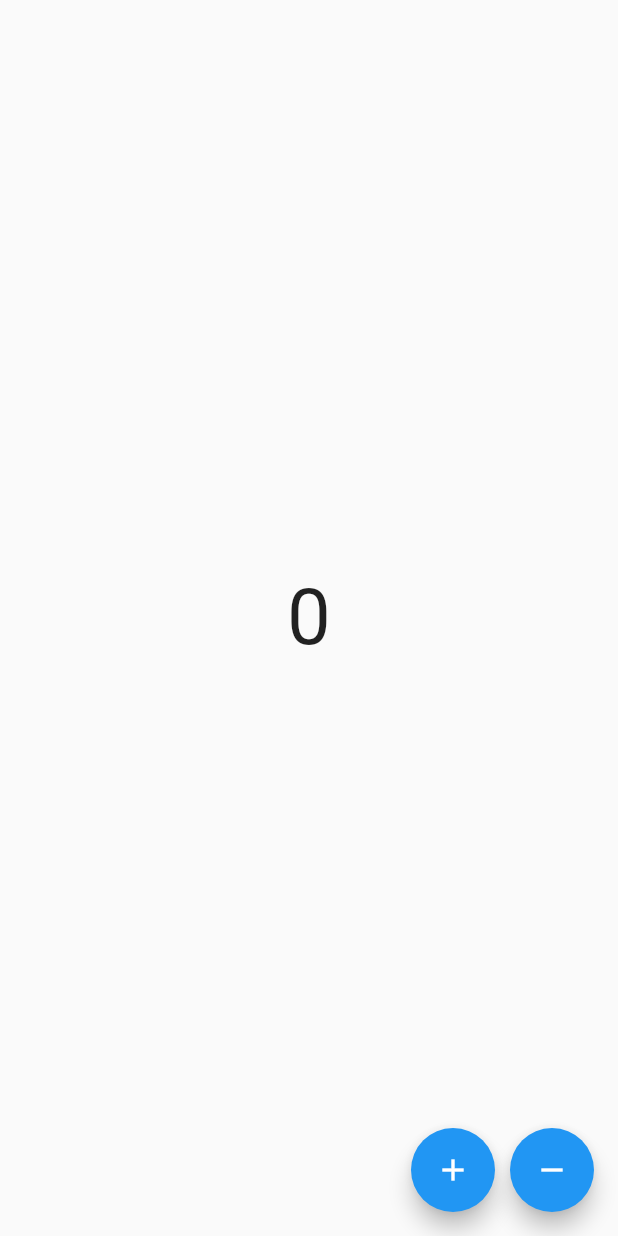
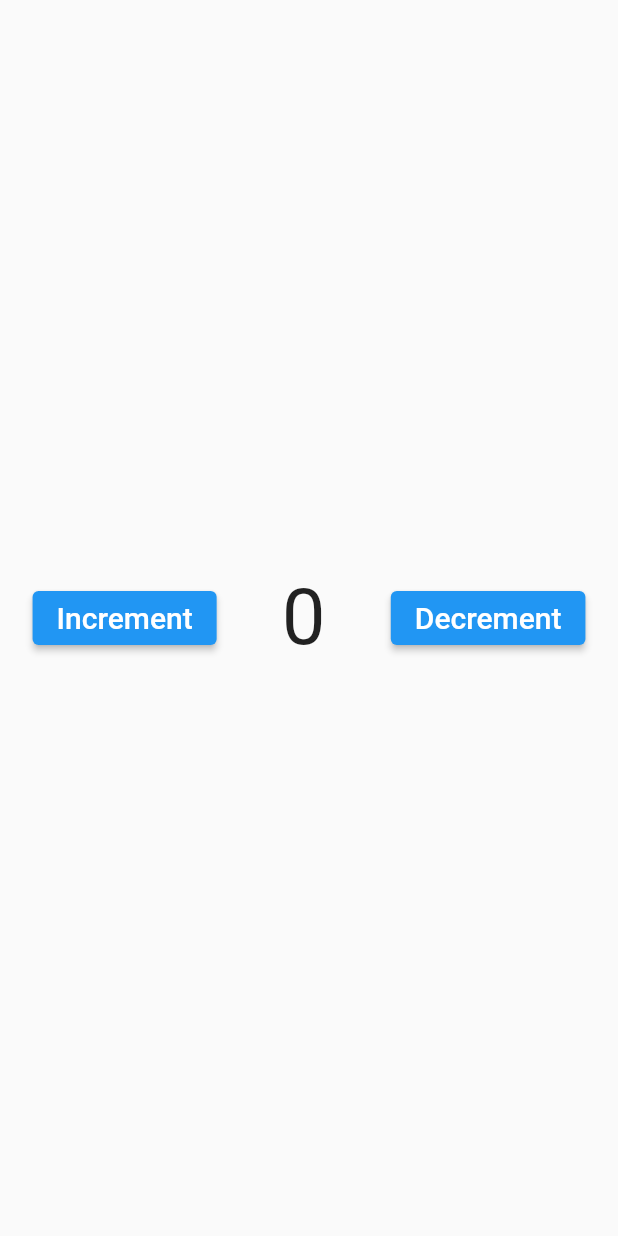
Before and after one commit to adeelzahid1/cubit_bloc, a Flutter app: the screen it shows after launch, on a phone screen of 412 x 824 dp. Run offline on Flutter 3.47's test engine with Material 2 defaults, Android fonts, the phone set to English and light mode, and no system bars; our stand-ins replace bloc, equatable, flutter_bloc.

Commit message:
Bloc Context

```diff
--- a/lib/main.dart
+++ b/lib/main.dart
@@ -11,16 +11,13 @@ class MyApp extends StatelessWidget {
 
   @override
   Widget build(BuildContext context) {
-    return BlocProvider<CounterCubit>(
-      create: (context) => CounterCubit(),
-      child: MaterialApp(
+    return MaterialApp(
       title: 'MyCounter Cubit',
       debugShowCheckedModeBanner: false,
       theme: ThemeData(
         primarySwatch: Colors.blue,
       ),
       home: const MyHomePage(),
-      ),
     );
   }
 }
@@ -31,74 +28,43 @@ class MyHomePage extends StatelessWidget {
   @override
   Widget build(BuildContext context) {
     return Scaffold(
-      body: BlocConsumer<CounterCubit, CounterState>(
-        listener: (context, state) {
-          if (state.counter == 3) {
-            showDialog(
-              context: context,
-              builder: (context) {
-                return AlertDialog(
-                  content: Text('counter is ${state.counter}'),
-                );
+      body: Center(
+        child: BlocProvider<CounterCubit>(
+          create: (context) => CounterCubit(),
+          child: Builder(
+            builder: (context) => Column(
+              mainAxisAlignment: MainAxisAlignment.center,
+              children: [
+                Row(
+                  mainAxisAlignment: MainAxisAlignment.spaceAround,
+                  children: [
+                    ElevatedButton(
+                      child: Text(
+                        'Increment',
+                        style: TextStyle(fontSize: 20.0),
+                      ),
+                      onPressed: () {
+                        BlocProvider.of<CounterCubit>(context).increment();
                       },
-            );
-          } else if (state.counter == -1) {
-            Navigator.push(
-              context,
-              MaterialPageRoute(builder: (context) {
-                return OtherPage();
-              }),
-            );
-          }
-        },
-        builder: (context, state) {
-          return Center(
-            child: Text(
-              '${state.counter}',
+                    ),
+                    Text(
+                      '${BlocProvider.of<CounterCubit>(context, listen: true).state.counter}',
                       style: TextStyle(fontSize: 52.0),
                     ),
-          );
+                    ElevatedButton(
+                      child: Text(
+                        'Decrement',
+                        style: TextStyle(fontSize: 20.0),
+                      ),
+                      onPressed: () {
+                        BlocProvider.of<CounterCubit>(context).decrement();
                       },
-      ),
-      floatingActionButton: Row(
-        mainAxisAlignment: MainAxisAlignment.end,
-        children: [
-          FloatingActionButton(
-            onPressed: () {
-              context.read<CounterCubit>().increment();
-            },
-            child: Icon(Icons.add),
-            heroTag: 'increment',
-          ),
-          SizedBox(width: 10.0),
-          FloatingActionButton(
-            onPressed: () {
-              context.read<CounterCubit>().decrement();
-            },
-            child: Icon(Icons.remove),
-            heroTag: 'decrement',
                     ),
                   ],
                 ),
-    );
-  }
-}
-
-
-
-class OtherPage extends StatelessWidget {
-  const OtherPage({Key? key}) : super(key: key);
-
-  @override
-  Widget build(BuildContext context) {
-    return Scaffold(
-      appBar: AppBar(
-        title: Text('Other'),
+              ],
             ),
-      body: Center(
-        child: Text(
-          'Other',
-          style: TextStyle(fontSize: 52.0),
+          ),
         ),
       ),
     );
```
Lines whose indentation alone changed are shown as unchanged.
